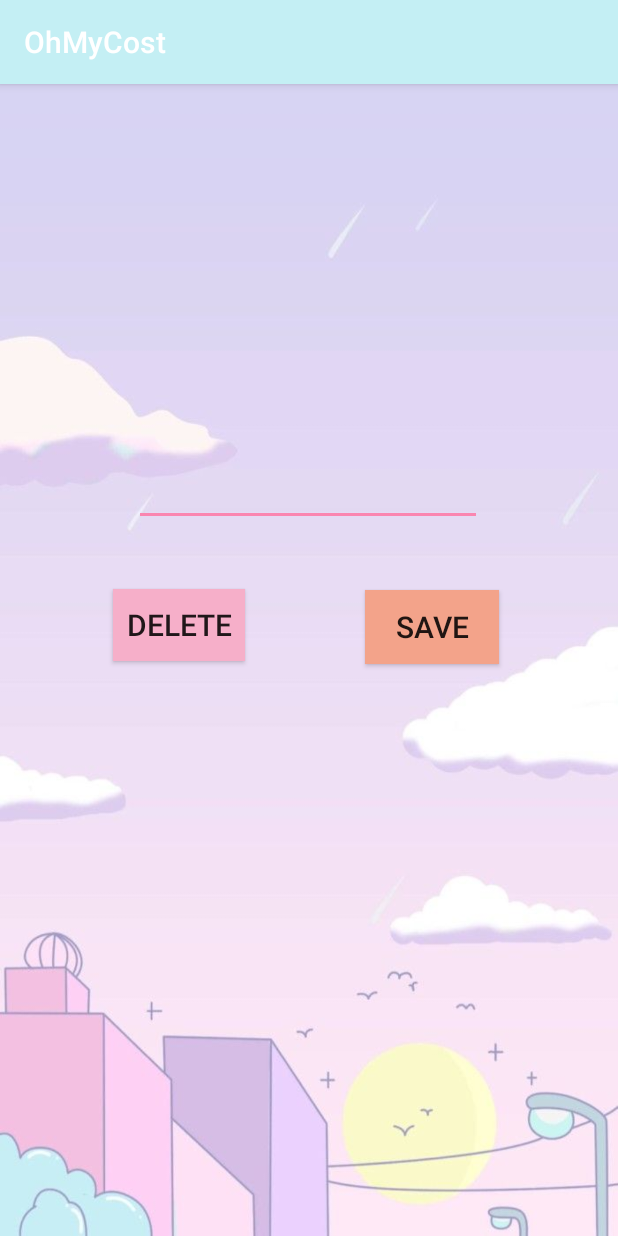
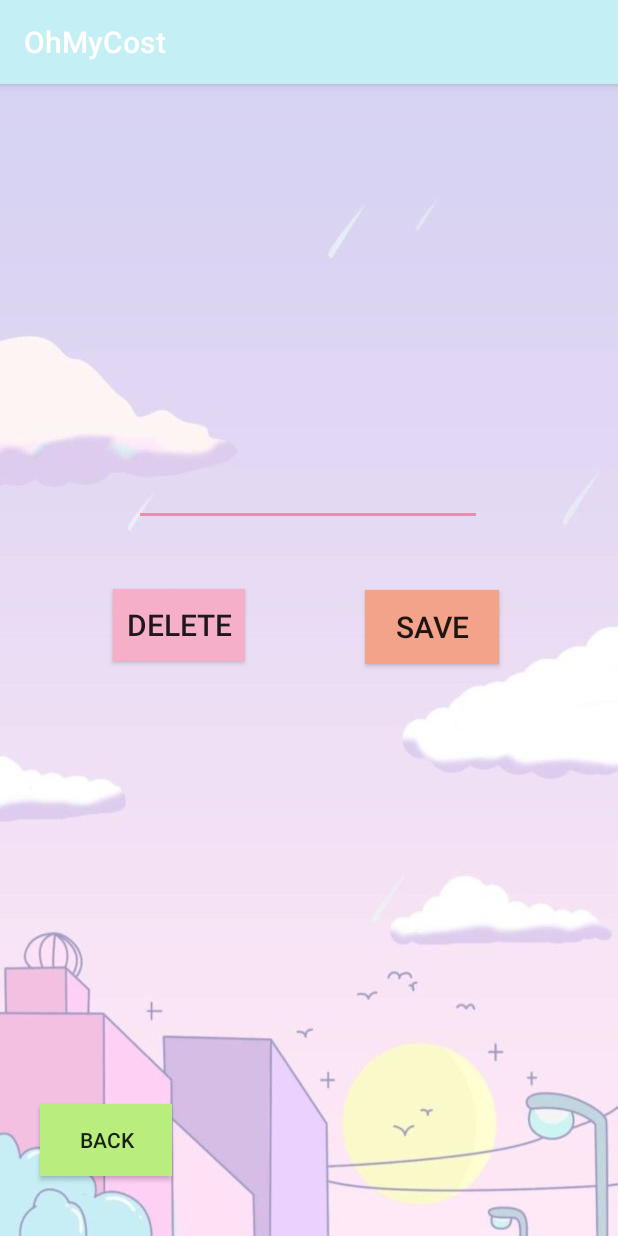
Before and after one commit to mymayy/OhMyCostProject, an Android app: the EditPayActivity screen opened directly, with no data from a screen before it, after a tap on "SAVE", on a phone screen of 412 x 824 dp. Run offline under Robolectric (Android 15) with nearby library versions, the phone set to English and light mode, and no system bars; 1 statement that could not run was skipped.

Commit message:
add btnBack

```diff
--- a/app/src/main/AndroidManifest.xml
+++ b/app/src/main/AndroidManifest.xml
@@ -9,7 +9,9 @@
         android:roundIcon="@mipmap/ic_launcher_round"
         android:supportsRtl="true"
         android:theme="@style/AppTheme">
-        <activity android:name=".BarChartActivity"></activity>
+        <activity android:name=".EditTypeActivity"></activity>
+        <activity android:name=".ListTypeActivity" />
+        <activity android:name=".BarChartActivity" />
         <activity android:name=".PieChartActivity" />
         <activity android:name=".TypeActivity" />
         <activity android:name=".EditPayActivity" />
--- a/app/src/main/java/com/project/ohmycost/EditPayActivity.java
+++ b/app/src/main/java/com/project/ohmycost/EditPayActivity.java
@@ -23,6 +23,8 @@ public class EditPayActivity extends AppCompatActivity {
         setContentView(R.layout.activity_edit_pay);
         btnSave = findViewById(R.id.btnSave);
         btnDelete = findViewById(R.id.btnDelete);
+        btnBack = findViewById(R.id.btnBack);
+        final String day = getIntent().getExtras().getString("day");
         editable_item = findViewById(R.id.editable_item);
         pDatabaseHelper = new DbPayHelper(this);
 
@@ -36,8 +38,9 @@ public class EditPayActivity extends AppCompatActivity {
                 String item = editable_item.getText().toString();
                 if(!item.equals("")){
                     pDatabaseHelper.updateName(item,selectedID,selectedName);
+                    toastMessage("Data Successfully Edit!");
                 }else{
-                    toastMessage("You must enter a name");
+                    toastMessage("You must enter a data");
                 }
             }
         });
@@ -46,7 +49,15 @@ public class EditPayActivity extends AppCompatActivity {
             public void onClick(View view) {
                 pDatabaseHelper.deleteName(selectedID,selectedName);
                 editable_item.setText("");
-                toastMessage("Delete catagory successfully!");
+                toastMessage("removed from database");
+            }
+        });
+        btnBack.setOnClickListener(new View.OnClickListener() {
+            @Override
+            public void onClick(View v) {
+                Intent intent = new Intent(EditPayActivity.this, ListPayActivity.class);
+                intent.putExtra("day",day);
+                startActivity(intent);
             }
         });
     }
--- a/app/src/main/res/layout/activity_edit_pay.xml
+++ b/app/src/main/res/layout/activity_edit_pay.xml
@@ -12,7 +12,7 @@
         android:layout_width="232dp"
         android:layout_height="70dp"
         android:ems="10"
-        android:inputType="text"
+        android:inputType="number"
         android:textSize="20sp"
         app:layout_constraintBottom_toBottomOf="parent"
         app:layout_constraintEnd_toEndOf="parent"
@@ -48,4 +48,17 @@
         app:layout_constraintTop_toTopOf="parent"
         app:layout_constraintVertical_bias="0.469" />
 
+    <Button
+        android:id="@+id/btnBack"
+        android:layout_width="wrap_content"
+        android:layout_height="wrap_content"
+        android:background="#B9ED7D"
+        android:text="back"
+        app:layout_constraintBottom_toBottomOf="parent"
+        app:layout_constraintEnd_toEndOf="parent"
+        app:layout_constraintHorizontal_bias="0.083"
+        app:layout_constraintStart_toStartOf="parent"
+        app:layout_constraintTop_toTopOf="parent"
+        app:layout_constraintVertical_bias="0.944" />
+
 </androidx.constraintlayout.widget.ConstraintLayout>
```
Also changed, not shown: app/src/main/java/com/project/ohmycost/EditTypeActivity.java (added, +14 -0 lines), app/src/main/java/com/project/ohmycost/ListPayActivity.java (+22 -0 lines), app/src/main/java/com/project/ohmycost/ListTypeActivity.java (added, +14 -0 lines), app/src/main/java/com/project/ohmycost/TypeActivity.java (+17 -8 lines), app/src/main/res/layout/activity_edit_type.xml (added, +9 -0 lines), app/src/main/res/layout/activity_list_pay.xml (+24 -0 lines), app/src/main/res/layout/activity_list_type.xml (added, +9 -0 lines), app/src/main/res/layout/activity_type.xml (+18 -5 lines).
